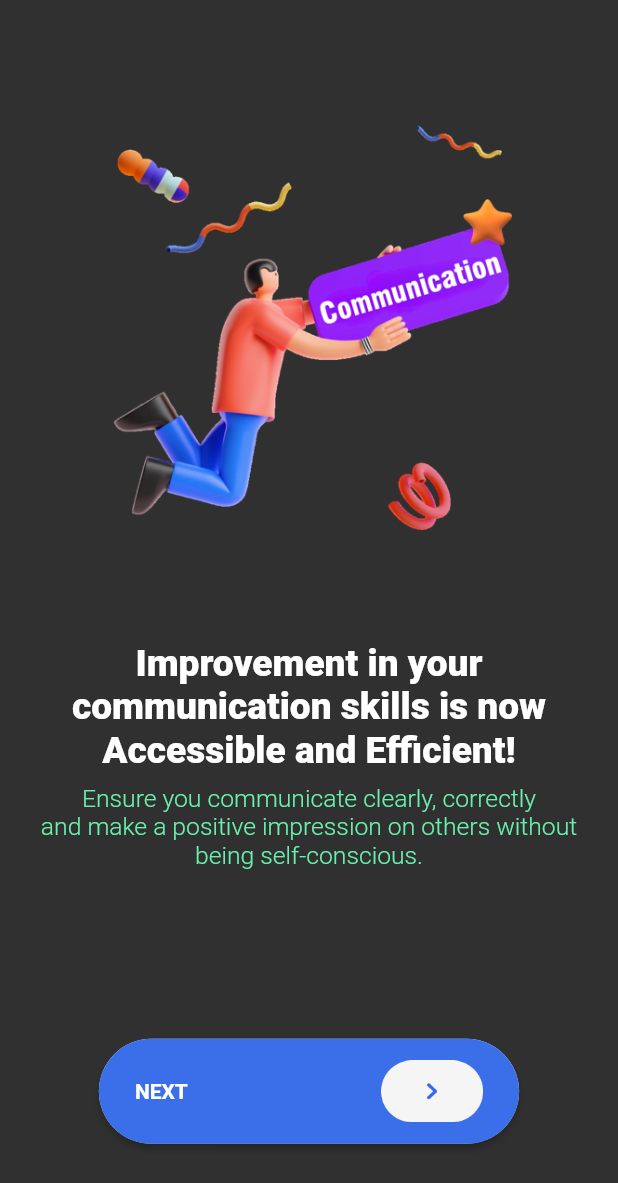
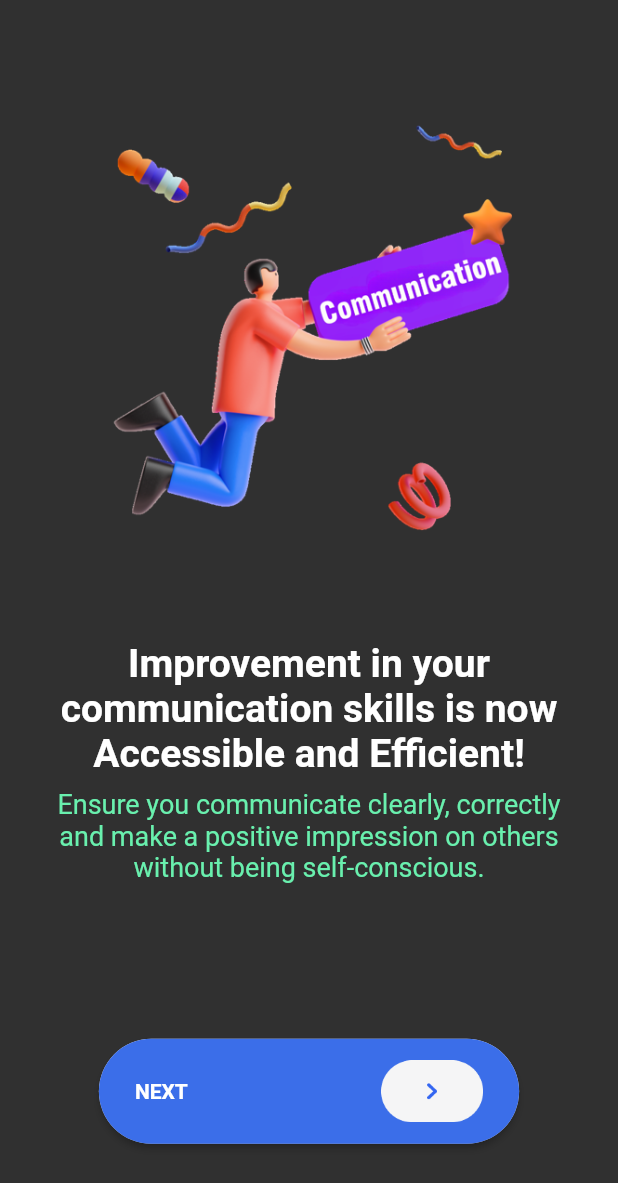
Before and after one commit to BigAchiever/Onboarding_Screen, a Flutter app: the screen it shows after launch, on a phone screen of 412 x 824 dp. Shown: the top 1183 px of the screen. Run offline on Flutter 3.47's test engine with Material 2 defaults, Android fonts, the phone set to English and light mode, and no system bars; our stand-ins replace sizer.

Commit message:
25th December

```diff
--- a/lib/main.dart
+++ b/lib/main.dart
@@ -22,31 +22,7 @@ class _MyAppState extends State<MyApp> {
                 DeviceType deviceType) =>
             MaterialApp(
               debugShowCheckedModeBanner: false,
-              theme: ThemeData(
-                  textTheme: const TextTheme(
-                      headline1: TextStyle(
-                          fontFamily: 'Decker',
-                          fontSize: 10,
-                          fontWeight: FontWeight.bold,
-                          color: Colors.white),
-                      headline2: TextStyle(
-                          fontFamily: 'Decker',
-                          fontSize: 10,
-                          fontWeight: FontWeight.bold,
-                          color: Colors.white),
-                      headline3: TextStyle(
-                          fontFamily: 'Decker',
-                          fontSize: 10,
-                          fontWeight: FontWeight.bold,
-                          color: Colors.white),
-                      subtitle2: TextStyle(
-                          fontFamily: 'Decker',
-                          fontSize: 10,
-                          color: Colors.white70),
-                      bodyText1: TextStyle(
-                          fontFamily: 'Decker',
-                          fontSize: 10,
-                          color: Colors.white54))),
+              theme: ThemeData(primarySwatch: Colors.blue),
               themeMode: ThemeMode.dark,
               darkTheme: ThemeData(brightness: Brightness.dark),
               title: 'An Innovative App',
--- a/lib/onboard_screen/onboard_screen.dart
+++ b/lib/onboard_screen/onboard_screen.dart
@@ -116,6 +116,8 @@ class _OnBoardScreenState extends State<OnBoardScreen> {
               //   BoxShadow(spreadRadius: 2,color: Color(0xff3B6EE9),offset: Offset(3, 3),blurRadius: 15)
               // ]
           ),
+
+          // Third page get strated box part
           margin:  EdgeInsets.only(bottom: 5.6.h),
           child: ElevatedButton(
             style: ElevatedButton.styleFrom(
@@ -186,9 +188,9 @@ class SlideTile extends StatelessWidget {
           ),
           Padding(
             padding: const EdgeInsets.symmetric(horizontal: 12.0),
-            child: Text(title!, textAlign: TextAlign.center,style:  TextStyle(
-              fontWeight: FontWeight.w800,
-              fontSize: 18.sp,
+            child: Text(title!, textAlign: TextAlign.center,style:  const TextStyle(
+              fontWeight: FontWeight.w700,
+              fontSize: 26,
               color: Colors.white,
             ),
             ),
@@ -198,9 +200,9 @@ class SlideTile extends StatelessWidget {
           ),
           Padding(
             padding: const EdgeInsets.symmetric(horizontal: 12.0),
-            child: Text(desc!, textAlign: TextAlign.center,style: TextStyle(
-              fontWeight: FontWeight.w300,
-              fontSize: 12.sp,
+            child: Text(desc!, textAlign: TextAlign.center,style: const TextStyle(
+              fontWeight: FontWeight.w400,
+              fontSize: 18,
               color: Colors.greenAccent,
             ),),
           )
```
